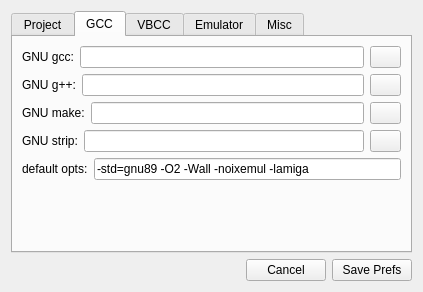
This is prefsdialog.ui in mbergmann-sh/AmigaED as Qt 5 draws it before an edit. The edited form follows.
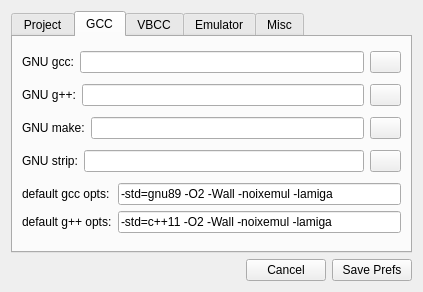
This is the edited form. The open tabs and pages were chosen to show the change. Icons and pictures are not drawn.

Diff of the .ui file:
```diff
--- a/prefsdialog.ui
+++ b/prefsdialog.ui
@@ -209,82 +209,7 @@
       <attribute name="title">
        <string>GCC</string>
       </attribute>
-      <layout class="QGridLayout" name="gridLayout_3">
-       <item row="2" column="0">
-        <layout class="QGridLayout" name="gridLayout_8">
-         <item row="0" column="1">
-          <widget class="QLineEdit" name="lineEdit_getMAKEexefile">
-           <property name="text">
-            <string/>
-           </property>
-          </widget>
-         </item>
-         <item row="0" column="2">
-          <widget class="QPushButton" name="btn_getMAKEexefile">
-           <property name="maximumSize">
-            <size>
-             <width>31</width>
-             <height>25</height>
-            </size>
-           </property>
-           <property name="text">
-            <string/>
-           </property>
-           <property name="icon">
-            <iconset resource="application.qrc">
-             <normaloff>:/images/new.png</normaloff>:/images/new.png</iconset>
-           </property>
-          </widget>
-         </item>
-         <item row="0" column="0">
-          <widget class="QLabel" name="label_7">
-           <property name="text">
-            <string>GNU make:</string>
-           </property>
-           <property name="buddy">
-            <cstring>lineEdit_projectsRootDir</cstring>
-           </property>
-          </widget>
-         </item>
-        </layout>
-       </item>
-       <item row="4" column="0">
-        <layout class="QGridLayout" name="gridLayout_9">
-         <item row="0" column="1">
-          <widget class="QLineEdit" name="lineEdit_GCCdefaultOpts">
-           <property name="text">
-            <string>-std=gnu89 -O2 -Wall -noixemul -lamiga</string>
-           </property>
-          </widget>
-         </item>
-         <item row="0" column="0">
-          <widget class="QLabel" name="label_8">
-           <property name="text">
-            <string>default opts:</string>
-           </property>
-           <property name="buddy">
-            <cstring>lineEdit_projectsRootDir</cstring>
-           </property>
-          </widget>
-         </item>
-        </layout>
-       </item>
-       <item row="5" column="0">
-        <spacer name="verticalSpacer_3">
-         <property name="orientation">
-          <enum>Qt::Vertical</enum>
-         </property>
-         <property name="sizeType">
-          <enum>QSizePolicy::Expanding</enum>
-         </property>
-         <property name="sizeHint" stdset="0">
-          <size>
-           <width>20</width>
-           <height>26</height>
-          </size>
-         </property>
-        </spacer>
-       </item>
+      <layout class="QGridLayout" name="gridLayout_4">
        <item row="0" column="0">
         <layout class="QGridLayout" name="gridLayout_6">
          <item row="0" column="1">
@@ -361,6 +286,44 @@
          </item>
         </layout>
        </item>
+       <item row="2" column="0">
+        <layout class="QGridLayout" name="gridLayout_8">
+         <item row="0" column="1">
+          <widget class="QLineEdit" name="lineEdit_getMAKEexefile">
+           <property name="text">
+            <string/>
+           </property>
+          </widget>
+         </item>
+         <item row="0" column="2">
+          <widget class="QPushButton" name="btn_getMAKEexefile">
+           <property name="maximumSize">
+            <size>
+             <width>31</width>
+             <height>25</height>
+            </size>
+           </property>
+           <property name="text">
+            <string/>
+           </property>
+           <property name="icon">
+            <iconset resource="application.qrc">
+             <normaloff>:/images/new.png</normaloff>:/images/new.png</iconset>
+           </property>
+          </widget>
+         </item>
+         <item row="0" column="0">
+          <widget class="QLabel" name="label_7">
+           <property name="text">
+            <string>GNU make:</string>
+           </property>
+           <property name="buddy">
+            <cstring>lineEdit_projectsRootDir</cstring>
+           </property>
+          </widget>
+         </item>
+        </layout>
+       </item>
        <item row="3" column="0">
         <layout class="QGridLayout" name="gridLayout_28">
          <item row="0" column="1">
@@ -399,6 +362,44 @@
          </item>
         </layout>
        </item>
+       <item row="4" column="0">
+        <layout class="QGridLayout" name="gridLayout_3">
+         <item row="0" column="0">
+          <widget class="QLabel" name="label_8">
+           <property name="text">
+            <string>default gcc opts:</string>
+           </property>
+           <property name="buddy">
+            <cstring>lineEdit_projectsRootDir</cstring>
+           </property>
+          </widget>
+         </item>
+         <item row="0" column="1">
+          <widget class="QLineEdit" name="lineEdit_GCCdefaultOpts">
+           <property name="text">
+            <string>-std=gnu89 -O2 -Wall -noixemul -lamiga</string>
+           </property>
+          </widget>
+         </item>
+         <item row="1" column="0">
+          <widget class="QLabel" name="label_9">
+           <property name="text">
+            <string>default g++ opts:</string>
+           </property>
+           <property name="buddy">
+            <cstring>lineEdit_projectsRootDir</cstring>
+           </property>
+          </widget>
+         </item>
+         <item row="1" column="1">
+          <widget class="QLineEdit" name="lineEdit_GPPdefaultOpts">
+           <property name="text">
+            <string>-std=c++11 -O2 -Wall -noixemul -lamiga</string>
+           </property>
+          </widget>
+         </item>
+        </layout>
+       </item>
       </layout>
      </widget>
      <widget class="QWidget" name="tabVBCC">
```
